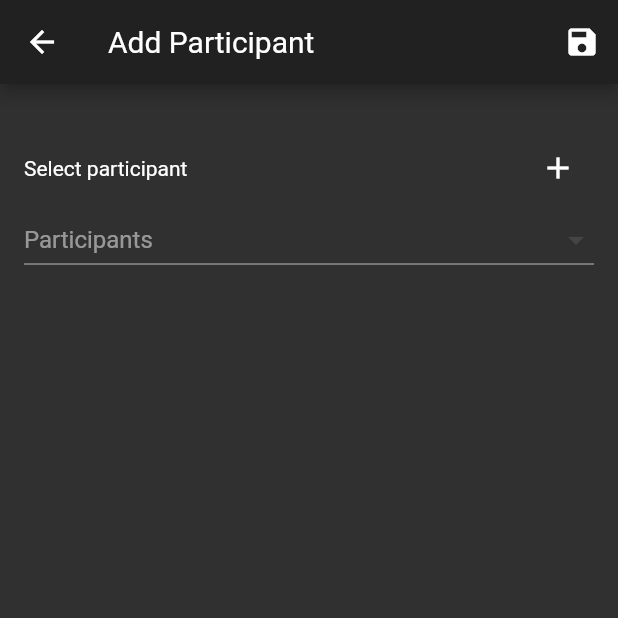
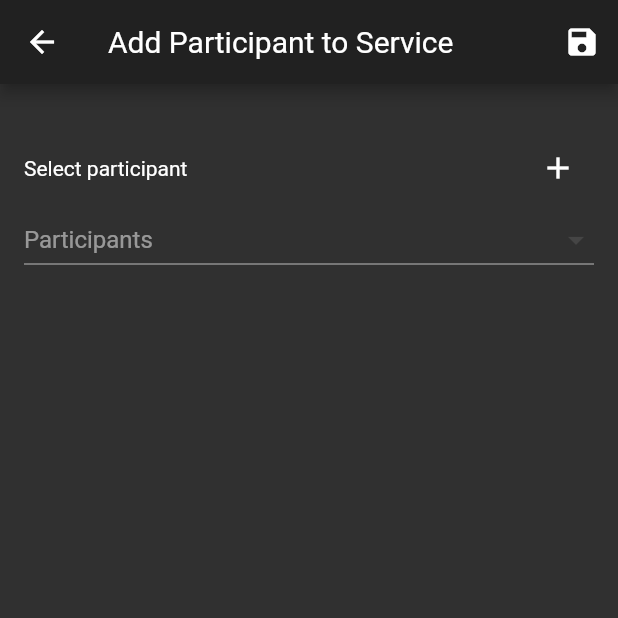
Before and after one commit to andreacrispo/better-together-app, a Flutter app: the ServiceDetailWidget screen opened directly with empty values, after a tap on the "add" icon, on a phone screen of 412 x 824 dp, the top half of it. Run offline on Flutter 3.47's test engine with Material 2 defaults, Android fonts, the phone set to English and light mode, and no system bars; our stand-ins replace cloud_firestore, month_picker_dialog, shared_preferences, sqflite; missing offline and left inert: flutter_material_color_picker, swipedetector; accounts and stored records are empty.

Commit message:
Added Participant credit history

```diff
--- a/lib/ServiceParticipantForm.dart
+++ b/lib/ServiceParticipantForm.dart
@@ -37,7 +37,7 @@ class _ServiceParticipantFormState extends State<ServiceParticipantForm> {
 
   @override
   Widget build(BuildContext context) {
-    String appBarTitle = "Add Participant";
+    String appBarTitle = "Add Participant to Service";
     final ParticipantDocument passArgs = ModalRoute
         .of(context)
         .settings
@@ -45,7 +45,7 @@ class _ServiceParticipantFormState extends State<ServiceParticipantForm> {
     if(passArgs != null) {
       _participant = passArgs;
       _participantId = passArgs.participantId;
-      appBarTitle = "Edit Participant";
+      appBarTitle = "Edit Participant from Service";
     }
 
 
@@ -149,8 +149,6 @@ class _ServiceParticipantFormState extends State<ServiceParticipantForm> {
         },
         onSaved: (value) {
           _participant.pricePaid = double.parse(value);
-          if(_useCredit)
-            _participant.credit -= _participant.pricePaid;
         }
     );
 
@@ -169,7 +167,7 @@ class _ServiceParticipantFormState extends State<ServiceParticipantForm> {
               onPressed: () {
                 if(_formKey.currentState.validate()) {
                   _formKey.currentState.save();
-                  Navigator.pop(context, _participant);
+                  Navigator.pop(context, [_participant, _useCredit]);
                 }
               },
             )
@@ -208,7 +206,8 @@ class _ServiceParticipantFormState extends State<ServiceParticipantForm> {
       DocumentReference doc = await Firestore.instance.collection('participants').add(newParticipant.toMap());
       setState(() {
         _participant = newParticipant;
-        _participantId = doc.documentID;
+        _participant.participantId = doc.documentID;
+        _participantId = _participant.participantId;
       });
     }
   }
--- a/lib/main.dart
+++ b/lib/main.dart
@@ -63,7 +63,7 @@ abstract class Router {
         return MaterialPageRoute<ServiceDocument>(
             builder: (context) => ServiceForm(), settings: settings);
       case ServiceParticipantForm.routeName:
-        return MaterialPageRoute<ParticipantDocument>(
+        return MaterialPageRoute<dynamic>(
             builder: (context) => ServiceParticipantForm(), settings: settings);
       case ParticipantListWidget.routeName:
         return MaterialPageRoute(builder: (context) => ParticipantListWidget(), settings: settings);
--- a/lib/model/ParticipantDocument.dart
+++ b/lib/model/ParticipantDocument.dart
@@ -8,6 +8,8 @@ class ParticipantDocument {
   bool hasPaid;
   num pricePaid;
   Timestamp datePaid;
+  Map<dynamic, dynamic> creditHistory;
+
   DocumentReference reference;
 
   ParticipantDocument({
@@ -17,6 +19,7 @@ class ParticipantDocument {
       this.pricePaid,
   }) {
     this.hasPaid = false;
+    this.creditHistory = new Map();
   }
 
   ParticipantDocument.fromMap(Map<String, dynamic> map, {this.reference})
@@ -27,7 +30,9 @@ class ParticipantDocument {
         credit = map['credit'],
         hasPaid = map['hasPaid'],
         pricePaid = map['pricePaid'],
-        datePaid = map['datePaid'];
+        datePaid = map['datePaid'],
+        creditHistory  = map['creditHistory']
+  ;
 
   ParticipantDocument.fromSnapshot(DocumentSnapshot snapshot)
       : this.fromMap(snapshot.data, reference: snapshot.reference);
@@ -40,5 +45,6 @@ class ParticipantDocument {
         "hasPaid": hasPaid,
         "pricePaid": pricePaid,
         "datePaid": datePaid,
+        "creditHistory": creditHistory
       };
 }
--- a/lib/participantList.dart
+++ b/lib/participantList.dart
@@ -133,7 +133,7 @@ class _ParticipantListWidgetState extends State<ParticipantListWidget> {
       Map<String, dynamic> toAdd = new Map();
       toAdd['name'] = newItem.name;
       toAdd['credit'] = newItem.credit;
-      Firestore.instance.collection('participants').add(toAdd);
+     Firestore.instance.collection('participants').add(newItem.toMap());
     }
   }
 
--- a/lib/serviceDetail.dart
+++ b/lib/serviceDetail.dart
@@ -22,9 +22,11 @@ class ServiceDetailArgs {
   int yearPaid;
   int monthPaid;
 
-  ServiceDetailArgs(
-      { this.serviceId, this.service, this.yearPaid, this.monthPaid});
+  ServiceDetailArgs({
+    this.serviceId, this.service, this.yearPaid, this.monthPaid
+  });
 }
+
 
 
 class ServiceDetailWidget extends StatefulWidget {
@@ -85,7 +87,7 @@ class ServiceDetailWidgetState extends State<ServiceDetailWidget> {
               pinned: true,
               snap: false,
               floating: false,
-              expandedHeight: 110.0,
+              expandedHeight: 130.0,
               elevation: 4,
               forceElevated: true,
               centerTitle: true,
@@ -96,8 +98,18 @@ class ServiceDetailWidgetState extends State<ServiceDetailWidget> {
                   mainAxisAlignment: MainAxisAlignment.start,
                   mainAxisSize: MainAxisSize.min,
                   children: <Widget>[
-                    Text(currentService.name, textAlign: TextAlign.center),
-                    Text(currentService.price.toString(), style: TextStyle(fontSize: 12.0),textAlign: TextAlign.center),
+                    Center(
+                        child: Text(currentService.name,
+                          textAlign: TextAlign.center,
+                          style: TextStyle(fontSize: 30, fontWeight: FontWeight.bold),
+                        )
+                    ),
+                    Center(
+                        child: Text(currentService.price.toString(),
+                            textAlign: TextAlign.center,
+                            style: TextStyle(fontSize: 16.0)
+                        )
+                    ),
                   ],
                 ),
                 centerTitle: true,
@@ -301,33 +313,39 @@ class ServiceDetailWidgetState extends State<ServiceDetailWidget> {
   }
 
   addParticipantToService(BuildContext context) async {
-    final ServiceDetailArgs passArgs = ModalRoute
-        .of(context)
-        .settings
-        .arguments;
-    ParticipantDocument newParticipant = await Navigator.pushNamed<ParticipantDocument>(
+    var result = await Navigator.pushNamed<dynamic>(
         context,
         ServiceParticipantForm.routeName
     );
+    ParticipantDocument newParticipant = result[0];
+    bool useCredit = result[1];
 
     if (newParticipant != null) {
+      final ServiceDetailArgs passArgs = ModalRoute.of(context).settings.arguments;
       newParticipant.datePaid = getTimestamp(passArgs.yearPaid, passArgs.monthPaid);
-      _repository.addParticipantIntoService(currentServiceId, newParticipant);
+      _repository.addParticipantIntoService(
+          serviceId: currentServiceId,
+          participant: newParticipant,
+          useCredit: useCredit,
+      );
       setState(() {});
     }
   }
 
   editParticipantFromService(ParticipantDocument participant) async {
-    ParticipantDocument editedParticipant = await Navigator.pushNamed(
+    var result = await Navigator.pushNamed<dynamic>(
         context,
         ServiceParticipantForm.routeName,
         arguments: participant
     );
+    ParticipantDocument editedParticipant = result[0];
+    bool useCredit = result[1];
 
     if (editedParticipant != null) {
       await _repository.editParticipantFromService(currentServiceId, editedParticipant);
       setState(() {});
     }
+
   }
 
   deleteParticipantFromService(ParticipantDocument participant) async {
```
Also changed, not shown: lib/ParticipantDetail.dart (+66 -13 lines), lib/ParticipantForm.dart (+8 -1 lines), lib/service/ServiceParticipantFirebase.dart (+8 -2 lines).
